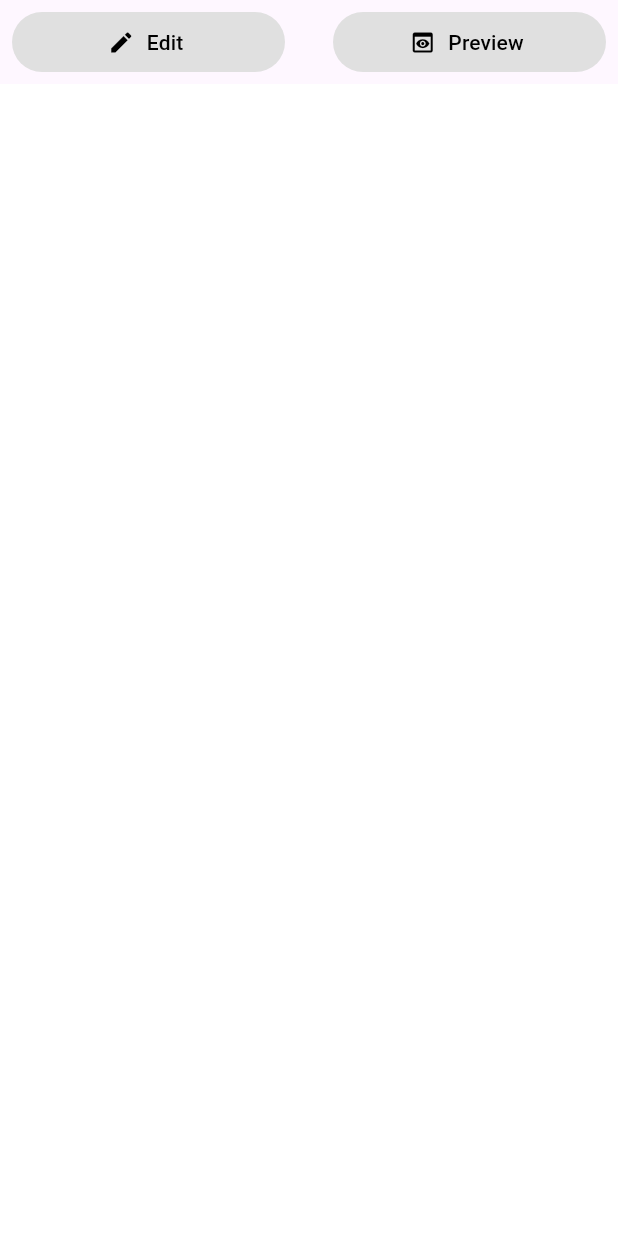
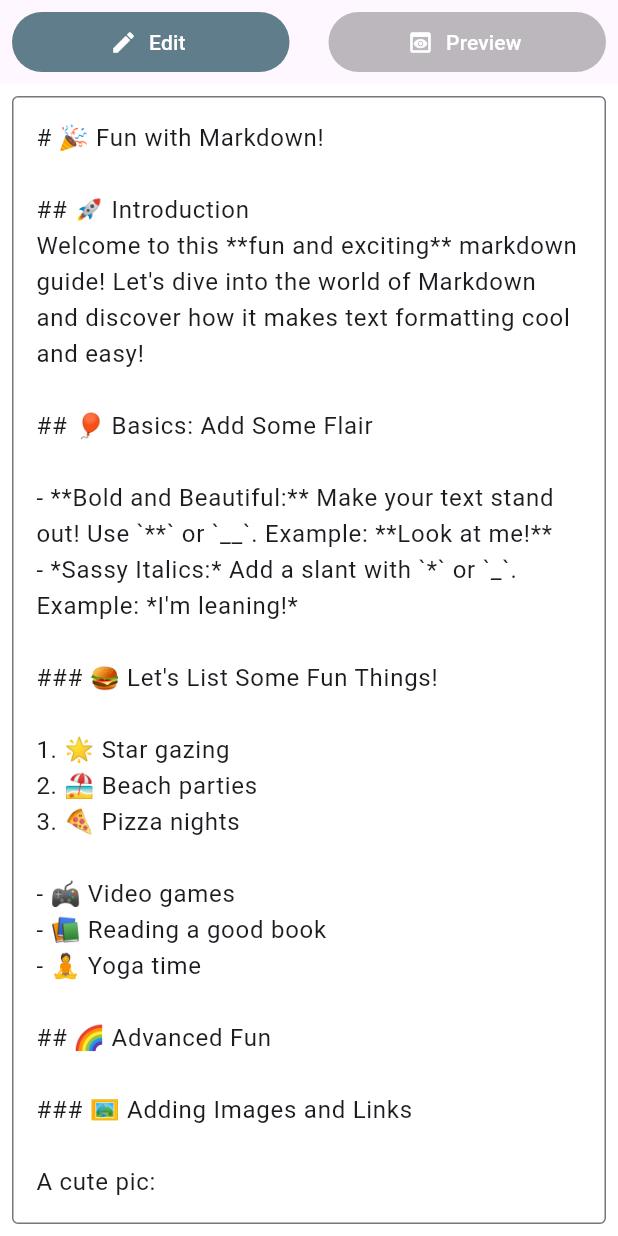
Before and after one commit to lamsalsangam/Flutter, a Flutter app: the EditorPreview screen opened directly, on a phone screen of 412 x 824 dp. Run offline on Flutter 3.47's test engine with Material 3 defaults, Android fonts, the phone set to English and light mode, and no system bars; our stand-ins replace firebase_auth, firebase_core, flutter_dotenv, flutter_markdown, flutter_spinkit, google_fonts; accounts and stored records are empty.

Commit message:
Completed the markdown rendering and editing ReactNative <=> Flutter Project (Day 3 Completed)

````diff
--- a/0. Dev/day_1/lib/screens/days/day3/editor_preview.dart
+++ b/0. Dev/day_1/lib/screens/days/day3/editor_preview.dart
@@ -1,48 +1,151 @@
+import 'package:day_1/screens/not_found.dart';
 import 'package:flutter/material.dart';
+import 'package:flutter_markdown/flutter_markdown.dart';
 
-class EditorPreview extends StatelessWidget {
+String markdownData = '''# 🎉 Fun with Markdown!
+
+## 🚀 Introduction
+Welcome to this **fun and exciting** markdown guide! Let's dive into the world of Markdown and discover how it makes text formatting cool and easy!
+
+## 🎈 Basics: Add Some Flair
+
+- **Bold and Beautiful:** Make your text stand out! Use `**` or `__`. Example: **Look at me!**
+- *Sassy Italics:* Add a slant with `*` or `_`. Example: *I'm leaning!*
+
+### 🍔 Let's List Some Fun Things!
+
+1. 🌟 Star gazing
+2. 🏖 Beach parties
+3. 🍕 Pizza nights
+
+- 🎮 Video games
+- 📚 Reading a good book
+- 🧘 Yoga time
+
+## 🌈 Advanced Fun
+
+### 🖼 Adding Images and Links
+
+A cute pic:
+
+![Cute Cat](https://images.pexels.com/photos/45201/kitty-cat-kitten-pet-45201.jpeg?auto=compress&cs=tinysrgb&w=1260&h=750&dpr=1)
+
+Visit a fun site: [Fun Site](https://example.com)
+
+### 🎶 Code Block Party
+
+```javascript
+// JavaScript party trick
+function partyTime() {
+    console.log("Let's dance 💃🕺!");
+}
+```
+
+## 🎤 Conclusion
+Markdown is not just for formatting; it's for having fun while expressing yourself! Keep exploring and enjoy the markdown party! 🎊
+
+> Enjoy crafting your own fun markdown documents! 🎨🎉''';
+
+class EditorPreview extends StatefulWidget {
   const EditorPreview({super.key});
+
+  @override
+  State<EditorPreview> createState() => _EditorPreviewState();
+}
+
+class _EditorPreviewState extends State<EditorPreview> {
+  String content = markdownData;
+  bool isEditButtonActive = true;
+  bool isPreviewButtonActive = false;
+  String tab = "edit";
+
+  TextEditingController textController = TextEditingController();
+
+  void setContent() {
+    setState(() {
+      content = textController.text;
+    });
+  }
+
+  @override
+  void initState() {
+    super.initState();
+    textController.text = content;
+  }
 
   @override
   Widget build(BuildContext context) {
     return Scaffold(
-      appBar: AppBar(
+      appBar: buildAppBar(),
+      body: Padding(
+        padding: const EdgeInsets.all(8.0),
+        child: tab == "preview"
+            ? SingleChildScrollView(
+                child: MarkdownBody(
+                  data: content,
+                ),
+              )
+            : tab == "edit"
+                ? TextField(
+                    maxLines: null,
+                    expands: true,
+                    decoration:
+                        const InputDecoration(border: OutlineInputBorder()),
+                    controller: textController,
+                  )
+                : const NotFoundPage(),
+      ),
+    );
+  }
+
+  AppBar buildAppBar() {
+    return AppBar(
       automaticallyImplyLeading: false,
       title: const Text(''),
       actions: [
         Expanded(
           child: Padding(
             padding: const EdgeInsets.symmetric(horizontal: 8.0),
-              // Inner padding
             child: TextButton.icon(
-                onPressed: () {},
+              onPressed: () {
+                setState(() {
+                  tab = "edit";
+                  textController.text = content;
+                });
+              },
               label: const Text('Edit'),
               icon: const Icon(Icons.edit),
               style: TextButton.styleFrom(
-                  foregroundColor: Colors.black,
-                  backgroundColor: Colors.grey[300],
+                foregroundColor: tab == "edit" ? Colors.white : Colors.white,
+                backgroundColor:
+                    tab == "edit" ? Colors.blueGrey : Colors.black26,
               ),
             ),
           ),
         ),
-          const SizedBox(width: 16.0), // Gap between buttons
+        const SizedBox(width: 10.0), // Gap between buttons
 
         Expanded(
           child: Padding(
             padding: const EdgeInsets.symmetric(horizontal: 8.0),
             child: TextButton.icon(
-                onPressed: () {},
+              onPressed: () {
+                setState(() {
+                  tab = "preview";
+                  setContent();
+                });
+              },
               label: const Text('Preview'),
               icon: const Icon(Icons.preview),
               style: TextButton.styleFrom(
-                  foregroundColor: Colors.black,
-                  backgroundColor: Colors.grey[300],
+                foregroundColor: tab == "preview" ? Colors.white : Colors.white,
+                backgroundColor:
+                    tab == "preview" ? Colors.blueGrey : Colors.black26,
               ),
             ),
           ),
         ),
       ],
-      ),
     );
   }
 }
````
Lines whose indentation alone changed are shown as unchanged.
